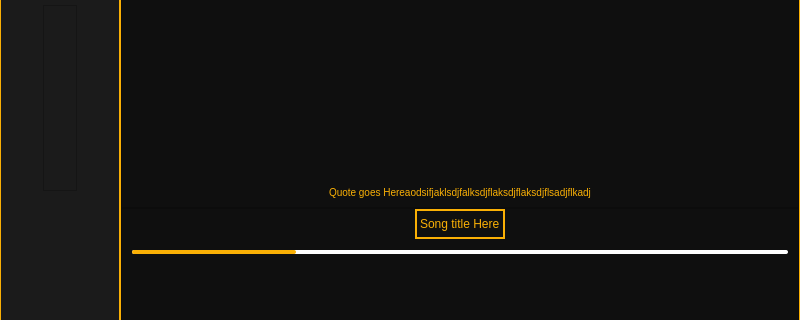
The window that Gui/Main_Gui.ui (ThatNerd404/D.E.A.T.H) describes before a commit, drawn with Qt 5; both pictures show x 0 to 800 and y 200 to 520 of the 800 by 520 pixel window.
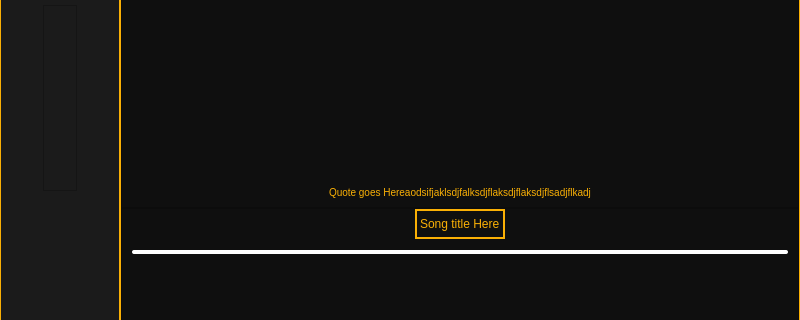
The same window after the commit. Icons and pictures are not drawn.

The edit to the form file:
```diff
--- a/Gui/Main_Gui.ui
+++ b/Gui/Main_Gui.ui
@@ -1867,7 +1867,7 @@
 }</string>
                    </property>
                    <property name="value">
-                    <number>25</number>
+                    <number>0</number>
                    </property>
                    <property name="alignment">
                     <set>Qt::AlignRight|Qt::AlignTrailing|Qt::AlignVCenter</set>
```
